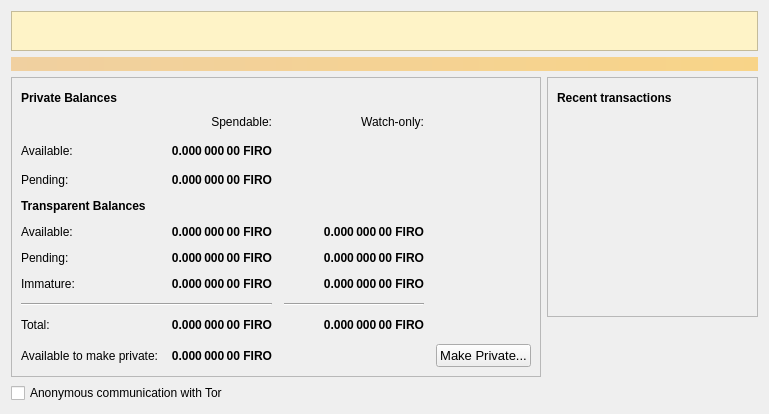
This is src/qt/forms/overviewpage.ui in firoorg/firo as Qt 5 draws it before an edit. The edited form follows.
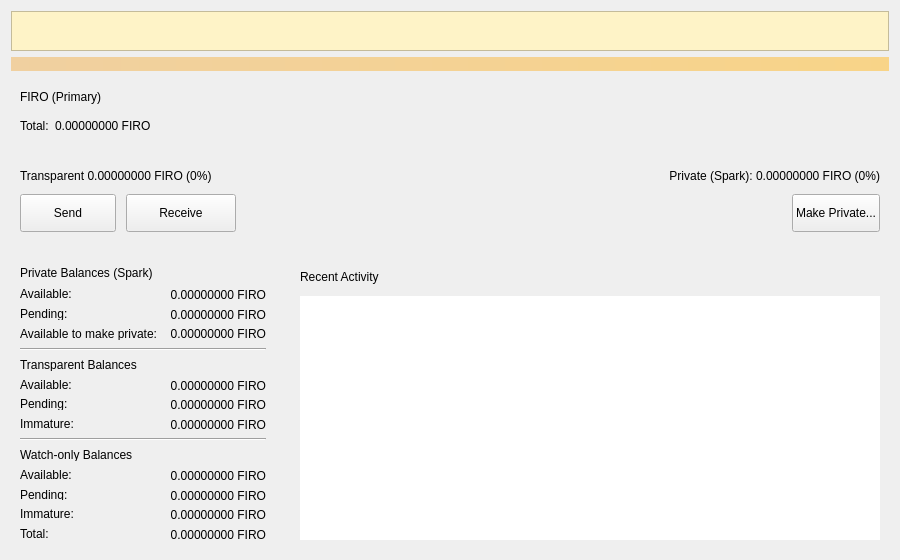
This is the edited form. Icons and pictures are not drawn.

```diff
--- a/src/qt/forms/overviewpage.ui
+++ b/src/qt/forms/overviewpage.ui
@@ -6,8 +6,8 @@
    <rect>
     <x>0</x>
     <y>0</y>
-    <width>769</width>
-    <height>407</height>
+    <width>900</width>
+    <height>560</height>
    </rect>
   </property>
   <property name="windowTitle">
@@ -105,31 +105,22 @@
     </widget>
    </item>
    <item>
-    <layout class="QHBoxLayout" name="horizontalLayout" stretch="1,1">
+    <layout class="QGridLayout" name="mainGrid">
+     <property name="horizontalSpacing"><number>16</number></property>
+     <property name="verticalSpacing"><number>16</number></property>
+
+     <item row="0" column="0" colspan="2">
+      <widget class="QFrame" name="balancesCard">
+       <property name="frameShape"><enum>QFrame::NoFrame</enum></property>
+       <layout class="QVBoxLayout" name="balancesCardLayout">
+        <property name="spacing"><number>8</number></property>
      <item>
-      <layout class="QVBoxLayout" name="verticalLayout_2">
+         <layout class="QHBoxLayout" name="balanceHeaderRow">
+          <property name="spacing"><number>8</number></property>
        <item>
-        <widget class="QFrame" name="frame">
-         <property name="frameShape">
-          <enum>QFrame::StyledPanel</enum>
-         </property>
-         <property name="frameShadow">
-          <enum>QFrame::Raised</enum>
-         </property>
-         <layout class="QVBoxLayout" name="verticalLayout_4">
-          <item>
-           <layout class="QHBoxLayout" name="horizontalLayout_4">
-            <item>
-             <widget class="QLabel" name="label_5">
-              <property name="font">
-               <font>
-                <weight>75</weight>
-                <bold>true</bold>
-               </font>
-              </property>
-              <property name="text">
-               <string>Private Balances</string>
-              </property>
+           <widget class="QLabel" name="labelPrimaryText">
+            <property name="text"><string>FIRO (Primary)</string></property>
+            <property name="alignment"><set>Qt::AlignLeft|Qt::AlignVCenter</set></property>
              </widget>
             </item>
             <item>
@@ -155,498 +146,372 @@
                 <disabledoff>:/icons/warning</disabledoff>:/icons/warning</iconset>
               </property>
               <property name="iconSize">
-               <size>
-                <width>24</width>
-                <height>24</height>
-               </size>
-              </property>
-              <property name="flat">
-               <bool>true</bool>
-              </property>
+             <size><width>20</width><height>20</height></size>
+            </property>
+            <property name="flat"><bool>true</bool></property>
+           </widget>
+          </item>
+          <item>
+           <spacer name="balanceHeaderSpacer">
+            <property name="orientation"><enum>Qt::Horizontal</enum></property>
+            <property name="sizeHint" stdset="0">
+             <size><width>40</width><height>20</height></size>
+            </property>
+           </spacer>
+          </item>
+         </layout>
+        </item>
+        <item>
+         <layout class="QHBoxLayout" name="totalLayout">
+          <property name="spacing"><number>6</number></property>
+          <item>
+           <widget class="QLabel" name="labelTotalText">
+            <property name="text"><string>Total:</string></property>
+            <property name="alignment"><set>Qt::AlignLeft|Qt::AlignVCenter</set></property>
              </widget>
             </item>
             <item>
-             <spacer name="horizontalSpacer_3">
-              <property name="orientation">
-               <enum>Qt::Horizontal</enum>
-              </property>
+           <widget class="QLabel" name="labelTotal">
+            <property name="cursor"><cursorShape>IBeamCursor</cursorShape></property>
+            <property name="toolTip"><string>Your current total balance</string></property>
+            <property name="text"><string notr="true">0.00000000 FIRO</string></property>
+            <property name="alignment"><set>Qt::AlignLeft|Qt::AlignVCenter</set></property>
+            <property name="textInteractionFlags">
+             <set>Qt::LinksAccessibleByMouse|Qt::TextSelectableByKeyboard|Qt::TextSelectableByMouse</set>
+            </property>
+           </widget>
+          </item>
+          <item>
+           <spacer name="totalRowSpacer">
+            <property name="orientation"><enum>Qt::Horizontal</enum></property>
               <property name="sizeHint" stdset="0">
-               <size>
-                <width>40</width>
-                <height>20</height>
-               </size>
+             <size><width>40</width><height>20</height></size>
               </property>
              </spacer>
             </item>
            </layout>
+        </item>
+        <item>
+         <layout class="QVBoxLayout" name="privateTransparentBarLayout">
+          <property name="spacing"><number>10</number></property>
+          <item>
+           <widget class="QFrame" name="privateTransparentBarFrame">
+            <property name="frameShape"><enum>QFrame::NoFrame</enum></property>
+            <property name="minimumSize"><size><width>80</width><height>14</height></size></property>
+            <property name="maximumSize"><size><width>16777215</width><height>14</height></size></property>
+            <layout class="QHBoxLayout" name="privateTransparentBarSegmentsLayout">
+             <property name="spacing"><number>0</number></property>
+             <property name="leftMargin"><number>0</number></property>
+             <property name="topMargin"><number>0</number></property>
+             <property name="rightMargin"><number>0</number></property>
+             <property name="bottomMargin"><number>0</number></property>
+            </layout>
+           </widget>
+          </item>
+         </layout>
+        </item>
+        <item>
+         <layout class="QHBoxLayout" name="privateTransparentSplitRow">
+          <property name="spacing"><number>0</number></property>
+          <item>
+           <widget class="QLabel" name="labelTransparentSplit">
+            <property name="text"><string>Transparent 0.00000000 FIRO (0%)</string></property>
+            <property name="alignment"><set>Qt::AlignLeft|Qt::AlignVCenter</set></property>
+           </widget>
+          </item>
+          <item>
+           <spacer name="privateTransparentSplitSpacer">
+            <property name="orientation"><enum>Qt::Horizontal</enum></property>
+            <property name="sizeHint" stdset="0">
+             <size><width>10</width><height>20</height></size>
+            </property>
+           </spacer>
+          </item>
+          <item>
+           <widget class="QLabel" name="labelPrivateSplit">
+            <property name="text"><string>Private (Spark): 0.00000000 FIRO (0%)</string></property>
+            <property name="alignment"><set>Qt::AlignRight|Qt::AlignVCenter</set></property>
+           </widget>
+          </item>
+         </layout>
+        </item>
+        <item>
+         <layout class="QHBoxLayout" name="buttonsRow">
+          <property name="spacing"><number>10</number></property>
+          <item>
+           <widget class="QPushButton" name="sendButton">
+            <property name="minimumSize"><size><width>96</width><height>38</height></size></property>
+            <property name="maximumSize"><size><width>16777215</width><height>38</height></size></property>
+            <property name="text"><string>Send</string></property>
+            <property name="cursor"><cursorShape>PointingHandCursor</cursorShape></property>
+           </widget>
+          </item>
+          <item>
+           <widget class="QPushButton" name="receiveButton">
+            <property name="minimumSize"><size><width>110</width><height>38</height></size></property>
+            <property name="maximumSize"><size><width>16777215</width><height>38</height></size></property>
+            <property name="text"><string>Receive</string></property>
+            <property name="cursor"><cursorShape>PointingHandCursor</cursorShape></property>
+           </widget>
+          </item>
+          <item>
+           <spacer name="buttonsRowSpacer">
+            <property name="orientation"><enum>Qt::Horizontal</enum></property>
+            <property name="sizeHint" stdset="0">
+             <size><width>40</width><height>20</height></size>
+            </property>
+           </spacer>
+          </item>
+          <item>
+           <widget class="QPushButton" name="anonymizeButton">
+            <property name="sizePolicy">
+             <sizepolicy hsizetype="Maximum" vsizetype="Fixed">
+              <horstretch>0</horstretch>
+              <verstretch>0</verstretch>
+             </sizepolicy>
+            </property>
+            <property name="minimumSize"><size><width>0</width><height>38</height></size></property>
+            <property name="maximumSize"><size><width>16777215</width><height>38</height></size></property>
+            <property name="text"><string>Make Private...</string></property>
+            <property name="cursor"><cursorShape>PointingHandCursor</cursorShape></property>
+           </widget>
+          </item>
+         </layout>
+        </item>
+       </layout>
+      </widget>
+     </item>
+
+     <item row="1" column="0">
+      <widget class="QFrame" name="detailsCard">
+       <property name="frameShape"><enum>QFrame::NoFrame</enum></property>
+       <property name="minimumSize"><size><width>0</width><height>280</height></size></property>
+       <layout class="QVBoxLayout" name="detailsCardLayout">
+        <property name="spacing"><number>8</number></property>
+        <item>
+         <widget class="QLabel" name="label_5">
+          <property name="text"><string>Private Balances (Spark)</string></property>
+         </widget>
           </item>
           <item>
            <layout class="QGridLayout" name="gridLayout">
-            <property name="spacing">
-             <number>12</number>
+          <property name="horizontalSpacing"><number>12</number></property>
+          <property name="verticalSpacing"><number>8</number></property>
+
+          <item row="0" column="0">
+           <widget class="QLabel" name="labelPrivateText">
+            <property name="text"><string>Available:</string></property>
+           </widget>
+          </item>
+          <item row="0" column="1">
+           <widget class="QLabel" name="labelPrivate">
+            <property name="cursor"><cursorShape>IBeamCursor</cursorShape></property>
+            <property name="toolTip"><string>Your current spendable private Spark balance</string></property>
+            <property name="text"><string>0.00000000 FIRO</string></property>
+            <property name="alignment"><set>Qt::AlignRight|Qt::AlignTrailing|Qt::AlignVCenter</set></property>
+            <property name="textInteractionFlags">
+             <set>Qt::LinksAccessibleByMouse|Qt::TextSelectableByKeyboard|Qt::TextSelectableByMouse</set>
             </property>
-            <item row="16" column="0">
+           </widget>
+          </item>
+
+          <item row="1" column="0">
+           <widget class="QLabel" name="labelUnconfirmedPrivateText">
+            <property name="text"><string>Pending:</string></property>
+           </widget>
+          </item>
+          <item row="1" column="1">
+           <widget class="QLabel" name="labelUnconfirmedPrivate">
+            <property name="cursor"><cursorShape>IBeamCursor</cursorShape></property>
+            <property name="toolTip"><string>Total of Spark mint transactions that have yet to be confirmed, and do not yet count toward the spendable balance</string></property>
+            <property name="text"><string>0.00000000 FIRO</string></property>
+            <property name="alignment"><set>Qt::AlignRight|Qt::AlignTrailing|Qt::AlignVCenter</set></property>
+            <property name="textInteractionFlags">
+             <set>Qt::LinksAccessibleByMouse|Qt::TextSelectableByKeyboard|Qt::TextSelectableByMouse</set>
+            </property>
+           </widget>
+          </item>
+
+          <item row="2" column="0">
              <widget class="QLabel" name="labelAnonymizableText">
-              <property name="text">
-               <string>Available to make private:</string>
-              </property>
-             </widget>
-            </item>
-            <item row="2" column="3">
-             <spacer name="horizontalSpacer_2">
-              <property name="orientation">
-               <enum>Qt::Horizontal</enum>
-              </property>
-              <property name="sizeHint" stdset="0">
-               <size>
-                <width>40</width>
-                <height>20</height>
-               </size>
-              </property>
-             </spacer>
-            </item>
-            <item row="6" column="0" colspan="2">
-             <widget class="QLabel" name="label">
-              <property name="font">
-               <font>
-                <weight>75</weight>
-                <bold>true</bold>
-               </font>
-              </property>
-              <property name="text">
-               <string>Transparent Balances</string>
-              </property>
-             </widget>
-            </item>
-            <item row="16" column="1">
+            <property name="text"><string>Available to make private:</string></property>
+           </widget>
+          </item>
+          <item row="2" column="1">
              <widget class="QLabel" name="labelAnonymizable">
-              <property name="font">
-               <font>
-                <weight>75</weight>
-                <bold>true</bold>
-               </font>
-              </property>
-              <property name="text">
-               <string>0.000 000 00 FIRO</string>
-              </property>
-              <property name="alignment">
-               <set>Qt::AlignRight|Qt::AlignTrailing|Qt::AlignVCenter</set>
-              </property>
-             </widget>
-            </item>
-            <item row="11" column="2">
-             <widget class="QLabel" name="labelWatchPending">
-              <property name="font">
-               <font>
-                <weight>75</weight>
-                <bold>true</bold>
-               </font>
-              </property>
-              <property name="cursor">
-               <cursorShape>IBeamCursor</cursorShape>
-              </property>
-              <property name="toolTip">
-               <string>Unconfirmed transactions to watch-only addresses</string>
-              </property>
-              <property name="text">
-               <string notr="true">0.000 000 00 FIRO</string>
-              </property>
-              <property name="alignment">
-               <set>Qt::AlignRight|Qt::AlignTrailing|Qt::AlignVCenter</set>
-              </property>
-              <property name="textInteractionFlags">
-               <set>Qt::LinksAccessibleByMouse|Qt::TextSelectableByKeyboard|Qt::TextSelectableByMouse</set>
-              </property>
-             </widget>
-            </item>
-            <item row="10" column="1">
+            <property name="text"><string>0.00000000 FIRO</string></property>
+            <property name="alignment"><set>Qt::AlignRight|Qt::AlignTrailing|Qt::AlignVCenter</set></property>
+           </widget>
+          </item>
+
+          <item row="3" column="0" colspan="2">
+           <widget class="Line" name="lineTotalBalance">
+            <property name="orientation"><enum>Qt::Horizontal</enum></property>
+           </widget>
+          </item>
+
+          <item row="4" column="0" colspan="2">
+           <widget class="QLabel" name="label">
+            <property name="text"><string>Transparent Balances</string></property>
+           </widget>
+          </item>
+
+          <item row="5" column="0">
+           <widget class="QLabel" name="labelBalanceText">
+            <property name="text"><string>Available:</string></property>
+           </widget>
+          </item>
+          <item row="5" column="1">
              <widget class="QLabel" name="labelBalance">
-              <property name="font">
-               <font>
-                <weight>75</weight>
-                <bold>true</bold>
-               </font>
-              </property>
-              <property name="cursor">
-               <cursorShape>IBeamCursor</cursorShape>
-              </property>
-              <property name="toolTip">
-               <string>Your current spendable balance</string>
-              </property>
-              <property name="text">
-               <string notr="true">0.000 000 00 FIRO</string>
-              </property>
-              <property name="alignment">
-               <set>Qt::AlignRight|Qt::AlignTrailing|Qt::AlignVCenter</set>
-              </property>
+            <property name="cursor"><cursorShape>IBeamCursor</cursorShape></property>
+            <property name="toolTip"><string>Your current spendable balance</string></property>
+            <property name="text"><string notr="true">0.00000000 FIRO</string></property>
+            <property name="alignment"><set>Qt::AlignRight|Qt::AlignTrailing|Qt::AlignVCenter</set></property>
               <property name="textInteractionFlags">
                <set>Qt::LinksAccessibleByMouse|Qt::TextSelectableByKeyboard|Qt::TextSelectableByMouse</set>
               </property>
              </widget>
             </item>
-            <item row="0" column="1">
-             <widget class="QLabel" name="labelSpendable">
-              <property name="text">
-               <string>Spendable:</string>
-              </property>
-              <property name="alignment">
-               <set>Qt::AlignRight|Qt::AlignTrailing|Qt::AlignVCenter</set>
-              </property>
-             </widget>
-            </item>
-            <item row="10" column="2">
-             <widget class="QLabel" name="labelWatchAvailable">
-              <property name="font">
-               <font>
-                <weight>75</weight>
-                <bold>true</bold>
-               </font>
-              </property>
-              <property name="cursor">
-               <cursorShape>IBeamCursor</cursorShape>
-              </property>
-              <property name="toolTip">
-               <string>Your current balance in watch-only addresses</string>
-              </property>
-              <property name="text">
-               <string notr="true">0.000 000 00 FIRO</string>
-              </property>
-              <property name="alignment">
-               <set>Qt::AlignRight|Qt::AlignTrailing|Qt::AlignVCenter</set>
-              </property>
-              <property name="textInteractionFlags">
-               <set>Qt::LinksAccessibleByMouse|Qt::TextSelectableByKeyboard|Qt::TextSelectableByMouse</set>
-              </property>
-             </widget>
-            </item>
-            <item row="11" column="0">
+
+          <item row="6" column="0">
              <widget class="QLabel" name="labelPendingText">
-              <property name="text">
-               <string>Pending:</string>
-              </property>
-             </widget>
-            </item>
-            <item row="5" column="1">
-             <widget class="QLabel" name="labelUnconfirmedPrivate">
-              <property name="font">
-               <font>
-                <weight>75</weight>
-                <bold>true</bold>
-               </font>
-              </property>
-              <property name="cursor">
-               <cursorShape>IBeamCursor</cursorShape>
-              </property>
-              <property name="toolTip">
-               <string>Total of Spark mint transactions that have yet to be confirmed, and do not yet count toward the spendable balance</string>
-              </property>
-              <property name="text">
-               <string>0.000 000 00 FIRO</string>
-              </property>
-              <property name="alignment">
-               <set>Qt::AlignRight|Qt::AlignTrailing|Qt::AlignVCenter</set>
-              </property>
+            <property name="text"><string>Pending:</string></property>
+           </widget>
+          </item>
+          <item row="6" column="1">
+           <widget class="QLabel" name="labelUnconfirmed">
+            <property name="cursor"><cursorShape>IBeamCursor</cursorShape></property>
+            <property name="toolTip"><string>Total of transactions that have yet to be confirmed, and do not yet count toward the spendable balance</string></property>
+            <property name="text"><string notr="true">0.00000000 FIRO</string></property>
+            <property name="alignment"><set>Qt::AlignRight|Qt::AlignTrailing|Qt::AlignVCenter</set></property>
               <property name="textInteractionFlags">
                <set>Qt::LinksAccessibleByMouse|Qt::TextSelectableByKeyboard|Qt::TextSelectableByMouse</set>
               </property>
              </widget>
             </item>
-            <item row="5" column="0">
-             <widget class="QLabel" name="labelUnconfirmedPrivateText">
-              <property name="text">
-               <string>Pending:</string>
+
+          <item row="7" column="0">
+           <widget class="QLabel" name="labelImmatureText">
+            <property name="text"><string>Immature:</string></property>
+           </widget>
+          </item>
+          <item row="7" column="1">
+           <widget class="QLabel" name="labelImmature">
+            <property name="cursor"><cursorShape>IBeamCursor</cursorShape></property>
+            <property name="toolTip"><string>Mined balance that has not yet matured</string></property>
+            <property name="text"><string notr="true">0.00000000 FIRO</string></property>
+            <property name="alignment"><set>Qt::AlignRight|Qt::AlignTrailing|Qt::AlignVCenter</set></property>
+            <property name="textInteractionFlags">
+             <set>Qt::LinksAccessibleByMouse|Qt::TextSelectableByKeyboard|Qt::TextSelectableByMouse</set>
               </property>
              </widget>
             </item>
-            <item row="13" column="2">
+
+          <item row="8" column="0" colspan="2">
              <widget class="Line" name="lineWatchBalance">
-              <property name="sizePolicy">
-               <sizepolicy hsizetype="Preferred" vsizetype="Fixed">
-                <horstretch>0</horstretch>
-                <verstretch>0</verstretch>
-               </sizepolicy>
-              </property>
-              <property name="minimumSize">
-               <size>
-                <width>140</width>
-                <height>0</height>
-               </size>
-              </property>
-              <property name="orientation">
-               <enum>Qt::Horizontal</enum>
-              </property>
-             </widget>
-            </item>
-            <item row="15" column="0">
-             <widget class="QLabel" name="labelTotalText">
-              <property name="text">
-               <string>Total:</string>
-              </property>
-             </widget>
-            </item>
-            <item row="0" column="2">
+            <property name="orientation"><enum>Qt::Horizontal</enum></property>
+           </widget>
+          </item>
+
+          <item row="9" column="0" colspan="2">
              <widget class="QLabel" name="labelWatchonly">
-              <property name="text">
-               <string>Watch-only:</string>
-              </property>
-              <property name="alignment">
-               <set>Qt::AlignRight|Qt::AlignTrailing|Qt::AlignVCenter</set>
-              </property>
-             </widget>
-            </item>
+            <property name="text"><string>Watch-only Balances</string></property>
+           </widget>
+          </item>
+
             <item row="10" column="0">
-             <widget class="QLabel" name="labelBalanceText">
-              <property name="text">
-               <string>Available:</string>
-              </property>
-             </widget>
-            </item>
-            <item row="15" column="1">
-             <widget class="QLabel" name="labelTotal">
-              <property name="font">
-               <font>
-                <weight>75</weight>
-                <bold>true</bold>
-               </font>
-              </property>
-              <property name="cursor">
-               <cursorShape>IBeamCursor</cursorShape>
-              </property>
-              <property name="toolTip">
-               <string>Your current total balance</string>
-              </property>
-              <property name="text">
-               <string notr="true">0.000 000 00 FIRO</string>
-              </property>
-              <property name="alignment">
-               <set>Qt::AlignRight|Qt::AlignTrailing|Qt::AlignVCenter</set>
-              </property>
+           <widget class="QLabel" name="labelWatchAvailableText">
+            <property name="text"><string>Available:</string></property>
+           </widget>
+          </item>
+          <item row="10" column="1">
+           <widget class="QLabel" name="labelWatchAvailable">
+            <property name="cursor"><cursorShape>IBeamCursor</cursorShape></property>
+            <property name="toolTip"><string>Your current balance in watch-only addresses</string></property>
+            <property name="text"><string notr="true">0.00000000 FIRO</string></property>
+            <property name="alignment"><set>Qt::AlignRight|Qt::AlignTrailing|Qt::AlignVCenter</set></property>
               <property name="textInteractionFlags">
                <set>Qt::LinksAccessibleByMouse|Qt::TextSelectableByKeyboard|Qt::TextSelectableByMouse</set>
               </property>
              </widget>
             </item>
-            <item row="15" column="2">
-             <widget class="QLabel" name="labelWatchTotal">
-              <property name="font">
-               <font>
-                <weight>75</weight>
-                <bold>true</bold>
-               </font>
-              </property>
-              <property name="cursor">
-               <cursorShape>IBeamCursor</cursorShape>
-              </property>
-              <property name="toolTip">
-               <string>Current total balance in watch-only addresses</string>
-              </property>
-              <property name="text">
-               <string notr="true">0.000 000 00 FIRO</string>
-              </property>
-              <property name="alignment">
-               <set>Qt::AlignRight|Qt::AlignTrailing|Qt::AlignVCenter</set>
-              </property>
-              <property name="textInteractionFlags">
-               <set>Qt::LinksAccessibleByMouse|Qt::TextSelectableByKeyboard|Qt::TextSelectableByMouse</set>
-              </property>
-             </widget>
-            </item>
-            <item row="13" column="0" colspan="2">
-             <widget class="Line" name="lineTotalBalance">
-              <property name="orientation">
-               <enum>Qt::Horizontal</enum>
-              </property>
+
+          <item row="11" column="0">
+           <widget class="QLabel" name="labelWatchPendingText">
+            <property name="text"><string>Pending:</string></property>
              </widget>
             </item>
             <item row="11" column="1">
-             <widget class="QLabel" name="labelUnconfirmed">
-              <property name="font">
-               <font>
-                <weight>75</weight>
-                <bold>true</bold>
-               </font>
-              </property>
-              <property name="cursor">
-               <cursorShape>IBeamCursor</cursorShape>
-              </property>
-              <property name="toolTip">
-               <string>Total of transactions that have yet to be confirmed, and do not yet count toward the spendable balance</string>
-              </property>
-              <property name="text">
-               <string notr="true">0.000 000 00 FIRO</string>
-              </property>
-              <property name="alignment">
-               <set>Qt::AlignRight|Qt::AlignTrailing|Qt::AlignVCenter</set>
-              </property>
+           <widget class="QLabel" name="labelWatchPending">
+            <property name="cursor"><cursorShape>IBeamCursor</cursorShape></property>
+            <property name="toolTip"><string>Unconfirmed transactions to watch-only addresses</string></property>
+            <property name="text"><string notr="true">0.00000000 FIRO</string></property>
+            <property name="alignment"><set>Qt::AlignRight|Qt::AlignTrailing|Qt::AlignVCenter</set></property>
               <property name="textInteractionFlags">
                <set>Qt::LinksAccessibleByMouse|Qt::TextSelectableByKeyboard|Qt::TextSelectableByMouse</set>
               </property>
              </widget>
             </item>
-            <item row="16" column="3" alignment="Qt::AlignLeft">
-             <widget class="QPushButton" name="anonymizeButton">
-              <property name="sizePolicy">
-               <sizepolicy hsizetype="Minimum" vsizetype="Minimum">
-                <horstretch>0</horstretch>
-                <verstretch>0</verstretch>
-               </sizepolicy>
-              </property>
-              <property name="font">
-               <font>
-                <pointsize>10</pointsize>
-               </font>
-              </property>
-              <property name="text">
-               <string>Make Private...</string>
-              </property>
-             </widget>
-            </item>
+
             <item row="12" column="0">
-             <widget class="QLabel" name="labelImmatureText">
-              <property name="text">
-               <string>Immature:</string>
-              </property>
+           <widget class="QLabel" name="labelWatchImmatureText">
+            <property name="text"><string>Immature:</string></property>
              </widget>
             </item>
             <item row="12" column="1">
-             <widget class="QLabel" name="labelImmature">
-              <property name="font">
-               <font>
-                <weight>75</weight>
-                <bold>true</bold>
-               </font>
-              </property>
-              <property name="cursor">
-               <cursorShape>IBeamCursor</cursorShape>
-              </property>
-              <property name="toolTip">
-               <string>Mined balance that has not yet matured</string>
-              </property>
-              <property name="text">
-               <string notr="true">0.000 000 00 FIRO</string>
-              </property>
-              <property name="alignment">
-               <set>Qt::AlignRight|Qt::AlignTrailing|Qt::AlignVCenter</set>
-              </property>
-              <property name="textInteractionFlags">
-               <set>Qt::LinksAccessibleByMouse|Qt::TextSelectableByKeyboard|Qt::TextSelectableByMouse</set>
-              </property>
-             </widget>
-            </item>
-            <item row="12" column="2">
              <widget class="QLabel" name="labelWatchImmature">
-              <property name="font">
-               <font>
-                <weight>75</weight>
-                <bold>true</bold>
-               </font>
-              </property>
-              <property name="cursor">
-               <cursorShape>IBeamCursor</cursorShape>
-              </property>
-              <property name="toolTip">
-               <string>Mined balance in watch-only addresses that has not yet matured</string>
-              </property>
-              <property name="text">
-               <string notr="true">0.000 000 00 FIRO</string>
-              </property>
-              <property name="alignment">
-               <set>Qt::AlignRight|Qt::AlignTrailing|Qt::AlignVCenter</set>
-              </property>
+            <property name="cursor"><cursorShape>IBeamCursor</cursorShape></property>
+            <property name="toolTip"><string>Mined balance in watch-only addresses that has not yet matured</string></property>
+            <property name="text"><string notr="true">0.00000000 FIRO</string></property>
+            <property name="alignment"><set>Qt::AlignRight|Qt::AlignTrailing|Qt::AlignVCenter</set></property>
               <property name="textInteractionFlags">
                <set>Qt::LinksAccessibleByMouse|Qt::TextSelectableByKeyboard|Qt::TextSelectableByMouse</set>
               </property>
              </widget>
             </item>
-            <item row="2" column="0">
-             <widget class="QLabel" name="labelPrivateText">
-              <property name="text">
-               <string>Available:</string>
-              </property>
-             </widget>
-            </item>
-            <item row="2" column="1">
-             <widget class="QLabel" name="labelPrivate">
-              <property name="font">
-               <font>
-                <weight>75</weight>
-                <bold>true</bold>
-               </font>
-              </property>
-              <property name="cursor">
-               <cursorShape>IBeamCursor</cursorShape>
-              </property>
-              <property name="toolTip">
-               <string>Your current spendable private Spark balance</string>
-              </property>
-              <property name="text">
-               <string>0.000 000 00 FIRO</string>
-              </property>
-              <property name="alignment">
-               <set>Qt::AlignRight|Qt::AlignTrailing|Qt::AlignVCenter</set>
-              </property>
+
+          <item row="13" column="0">
+           <widget class="QLabel" name="labelWatchTotalText">
+            <property name="text"><string>Total:</string></property>
+           </widget>
+          </item>
+          <item row="13" column="1">
+           <widget class="QLabel" name="labelWatchTotal">
+            <property name="cursor"><cursorShape>IBeamCursor</cursorShape></property>
+            <property name="toolTip"><string>Current total balance in watch-only addresses</string></property>
+            <property name="text"><string notr="true">0.00000000 FIRO</string></property>
+            <property name="alignment"><set>Qt::AlignRight|Qt::AlignTrailing|Qt::AlignVCenter</set></property>
               <property name="textInteractionFlags">
                <set>Qt::LinksAccessibleByMouse|Qt::TextSelectableByKeyboard|Qt::TextSelectableByMouse</set>
               </property>
              </widget>
             </item>
            </layout>
-          </item>
-         </layout>
-        </widget>
        </item>
        <item>
-        <spacer name="verticalSpacer">
-         <property name="orientation">
-          <enum>Qt::Vertical</enum>
-         </property>
+         <spacer name="detailsCardSpacer">
+          <property name="orientation"><enum>Qt::Vertical</enum></property>
          <property name="sizeHint" stdset="0">
-          <size>
-           <width>20</width>
-           <height>40</height>
-          </size>
+           <size><width>20</width><height>20</height></size>
          </property>
         </spacer>
        </item>
-       <item>
-        <widget class="QCheckBox" name="checkboxEnabledTor">
-         <property name="enabled">
-          <bool>true</bool>
-         </property>
-         <property name="text">
-          <string>Anonymous communication with Tor</string>
-         </property>
-         <property name="checked">
-          <bool>false</bool>
-         </property>
-        </widget>
-       </item>
-      </layout>
+       </layout>
+      </widget>
      </item>
+
+     <item row="1" column="1">
+      <widget class="QFrame" name="activityCard">
+       <property name="frameShape"><enum>QFrame::NoFrame</enum></property>
+       <property name="minimumSize"><size><width>0</width><height>280</height></size></property>
+       <layout class="QVBoxLayout" name="activityCardLayout">
+        <property name="spacing"><number>8</number></property>
      <item>
-      <layout class="QVBoxLayout" name="verticalLayout_3">
-       <item>
-        <widget class="QFrame" name="frame_2">
-         <property name="frameShape">
-          <enum>QFrame::StyledPanel</enum>
-         </property>
-         <property name="frameShadow">
-          <enum>QFrame::Raised</enum>
-         </property>
-         <layout class="QVBoxLayout" name="verticalLayout">
-          <item>
-           <layout class="QHBoxLayout" name="horizontalLayout_2">
+         <layout class="QHBoxLayout" name="activityHeaderRow">
+          <property name="spacing"><number>8</number></property>
             <item>
              <widget class="QLabel" name="label_4">
-              <property name="font">
-               <font>
-                <weight>75</weight>
-                <bold>true</bold>
-               </font>
-              </property>
-              <property name="text">
-               <string>Recent transactions</string>
-              </property>
+            <property name="text"><string>Recent Activity</string></property>
              </widget>
             </item>
             <item>
@@ -672,21 +537,14 @@
                 <disabledoff>:/icons/warning</disabledoff>:/icons/warning</iconset>
               </property>
               <property name="iconSize">
-               <size>
-                <width>24</width>
-                <height>24</height>
-               </size>
-              </property>
-              <property name="flat">
-               <bool>true</bool>
-              </property>
+             <size><width>20</width><height>20</height></size>
+            </property>
+            <property name="flat"><bool>true</bool></property>
              </widget>
             </item>
             <item>
-             <spacer name="horizontalSpacer">
-              <property name="orientation">
-               <enum>Qt::Horizontal</enum>
-              </property>
+           <spacer name="activityHeaderSpacer">
+            <property name="orientation"><enum>Qt::Horizontal</enum></property>
               <property name="sizeHint" stdset="0">
                <size>
                 <width>40</width>
@@ -699,40 +557,15 @@
           </item>
           <item>
            <widget class="QListView" name="listTransactions">
-            <property name="styleSheet">
-             <string notr="true">QListView { background: transparent; }</string>
-            </property>
-            <property name="frameShape">
-             <enum>QFrame::NoFrame</enum>
-            </property>
-            <property name="verticalScrollBarPolicy">
-             <enum>Qt::ScrollBarAlwaysOff</enum>
-            </property>
-            <property name="horizontalScrollBarPolicy">
-             <enum>Qt::ScrollBarAlwaysOff</enum>
-            </property>
-            <property name="selectionMode">
-             <enum>QAbstractItemView::NoSelection</enum>
-            </property>
+          <property name="minimumSize"><size><width>0</width><height>180</height></size></property>
+          <property name="frameShape"><enum>QFrame::NoFrame</enum></property>
+          <property name="verticalScrollBarPolicy"><enum>Qt::ScrollBarAlwaysOff</enum></property>
+          <property name="horizontalScrollBarPolicy"><enum>Qt::ScrollBarAlwaysOff</enum></property>
+          <property name="selectionMode"><enum>QAbstractItemView::NoSelection</enum></property>
            </widget>
           </item>
          </layout>
         </widget>
-       </item>
-        <item>
-        <spacer name="verticalSpacer_2">
-         <property name="orientation">
-          <enum>Qt::Vertical</enum>
-         </property>
-         <property name="sizeHint" stdset="0">
-          <size>
-           <width>20</width>
-           <height>40</height>
-          </size>
-         </property>
-        </spacer>
-       </item>
-      </layout>
      </item>
     </layout>
    </item>
```
Left out of the diff: 41 changed lines with no effect on the pictures. Lines whose indentation alone changed are shown as unchanged.
